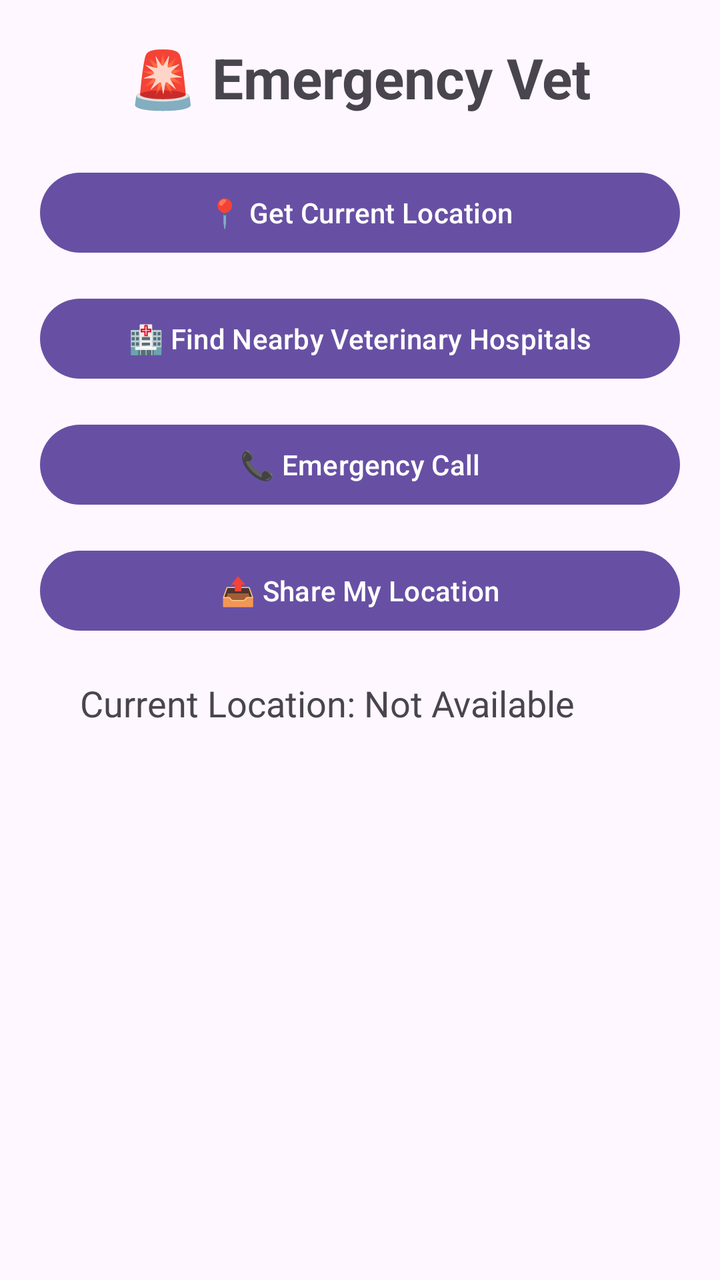
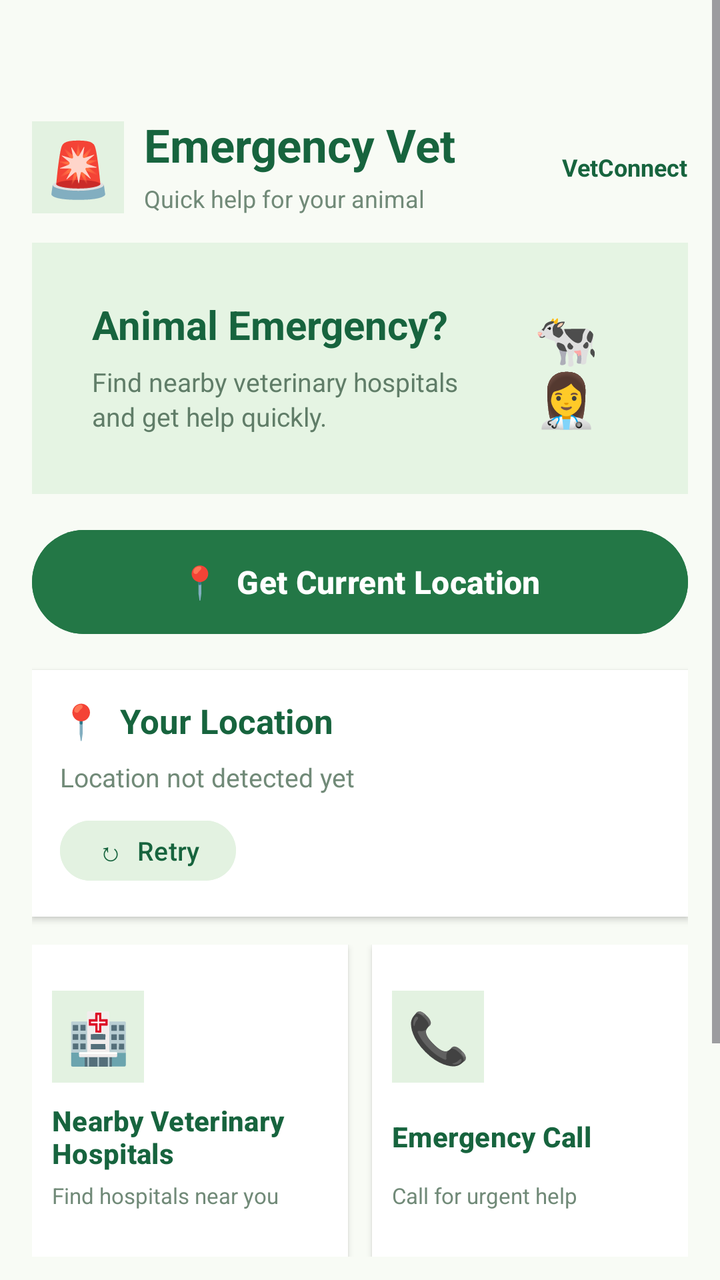

Screens rendered from an Android XML layout before and after an edit, with the pre-edit source and the edit as a unified diff.
<!-- AndroidManifest.xml: application theme Theme.VetConnect -->
<!-- res/layout/activity_emergency_vet.xml -->
<?xml version="1.0" encoding="utf-8"?>
<ScrollView xmlns:android="http://schemas.android.com/apk/res/android"
    android:layout_width="match_parent"
    android:layout_height="match_parent">

    <LinearLayout
        android:layout_width="match_parent"
        android:layout_height="wrap_content"
        android:orientation="vertical"
        android:padding="20dp">

        <TextView
            android:layout_width="wrap_content"
            android:layout_height="wrap_content"
            android:text="🚨 Emergency Vet"
            android:textStyle="bold"
            android:textSize="28sp"
            android:layout_gravity="center"
            android:layout_marginBottom="25dp"/>

        <Button
            android:id="@+id/btnCurrentLocation"
            android:layout_width="match_parent"
            android:layout_height="wrap_content"
            android:text="📍 Get Current Location"/>

        <Button
            android:id="@+id/btnNearbyVets"
            android:layout_width="match_parent"
            android:layout_height="wrap_content"
            android:text="🏥 Find Nearby Veterinary Hospitals"
            android:layout_marginTop="15dp"/>

        <Button
            android:id="@+id/btnEmergencyCall"
            android:layout_width="match_parent"
            android:layout_height="wrap_content"
            android:text="📞 Emergency Call"
            android:layout_marginTop="15dp"/>

        <Button
            android:id="@+id/btnShareLocation"
            android:layout_width="match_parent"
            android:layout_height="wrap_content"
            android:text="📤 Share My Location"
            android:layout_marginTop="15dp"/>

        <TextView
            android:id="@+id/tvLocation"
            android:layout_width="match_parent"
            android:layout_height="wrap_content"
            android:text="Current Location: Not Available"
            android:textSize="18sp"
            android:padding="20dp"/>

    </LinearLayout>

</ScrollView>
<!-- resources referenced by this layout -->
<resources>
  <style name="Theme.VetConnect" parent="Base.Theme.VetConnect" />
  <style name="Base.Theme.VetConnect" parent="Theme.Material3.DayNight.NoActionBar">
  
          <item name="android:statusBarColor">@android:color/transparent</item>
  
          <item name="android:windowLightStatusBar">true</item>
  
      </style>
</resources>

<!-- the commit's change to res/layout/activity_emergency_vet.xml (unified diff, before → after) -->
@@ -1,57 +1,346 @@
 <?xml version="1.0" encoding="utf-8"?>
 <ScrollView xmlns:android="http://schemas.android.com/apk/res/android"
     android:layout_width="match_parent"
-    android:layout_height="match_parent">
+    android:layout_height="match_parent"
+    android:background="#F8FBF5"
+    android:fillViewport="true"
+    android:clipToPadding="false">
 
     <LinearLayout
         android:layout_width="match_parent"
         android:layout_height="wrap_content"
         android:orientation="vertical"
-        android:padding="20dp">
-
-        <TextView
-            android:layout_width="wrap_content"
-            android:layout_height="wrap_content"
-            android:text="🚨 Emergency Vet"
-            android:textStyle="bold"
-            android:textSize="28sp"
-            android:layout_gravity="center"
-            android:layout_marginBottom="25dp"/>
-
+        android:paddingStart="16dp"
+        android:paddingEnd="16dp"
+        android:paddingTop="60dp"
+        android:paddingBottom="1dp">
+
+        
+        <LinearLayout
+            android:layout_width="match_parent"
+            android:layout_height="wrap_content"
+            android:gravity="center_vertical"
+            android:orientation="horizontal"
+            android:paddingBottom="14dp">
+
+            <TextView
+                android:layout_width="46dp"
+                android:layout_height="46dp"
+                android:gravity="center"
+                android:text="🚨"
+                android:textSize="27sp"
+                android:background="#E3F2E1" />
+
+            <LinearLayout
+                android:layout_width="0dp"
+                android:layout_height="wrap_content"
+                android:layout_weight="1"
+                android:orientation="vertical"
+                android:paddingStart="10dp">
+
+                <TextView
+                    android:layout_width="match_parent"
+                    android:layout_height="wrap_content"
+                    android:text="Emergency Vet"
+                    android:textColor="#17643E"
+                    android:textSize="23sp"
+                    android:maxLines="1"
+                    android:includeFontPadding="false"
+                    android:textStyle="bold" />
+
+                <TextView
+                    android:layout_width="match_parent"
+                    android:layout_height="wrap_content"
+                    android:layout_marginTop="4dp"
+                    android:text="Quick help for your animal"
+                    android:textColor="#718A78"
+                    android:textSize="12sp"
+                    android:maxLines="1" />
+
+            </LinearLayout>
+
+            <TextView
+                android:layout_width="wrap_content"
+                android:layout_height="wrap_content"
+                android:text="VetConnect"
+                android:textColor="#17643E"
+                android:textSize="12sp"
+                android:textStyle="bold" />
+
+        </LinearLayout>
+
+        
+        <LinearLayout
+            android:layout_width="match_parent"
+            android:layout_height="wrap_content"
+            android:orientation="horizontal"
+            android:gravity="center_vertical"
+            android:background="#E5F4E3"
+            android:padding="30dp"
+            android:layout_marginBottom="14dp">
+
+            <LinearLayout
+                android:layout_width="0dp"
+                android:layout_height="wrap_content"
+                android:layout_weight="1"
+                android:orientation="vertical">
+
+                <TextView
+                    android:layout_width="match_parent"
+                    android:layout_height="wrap_content"
+                    android:text="Animal Emergency?"
+                    android:textColor="#17643E"
+                    android:textSize="20sp"
+                    android:textStyle="bold"
+                    android:includeFontPadding="false" />
+
+                <TextView
+                    android:layout_width="match_parent"
+                    android:layout_height="wrap_content"
+                    android:layout_marginTop="7dp"
+                    android:text="Find nearby veterinary hospitals and get help quickly."
+                    android:textColor="#607D68"
+                    android:textSize="13sp"
+                    android:lineSpacingExtra="2dp" />
+
+            </LinearLayout>
+
+            <TextView
+                android:layout_width="62dp"
+                android:layout_height="wrap_content"
+                android:gravity="center"
+                android:text="🐄&#10;👩‍⚕️"
+                android:textSize="26sp" />
+
+        </LinearLayout>
+
+        
         <Button
             android:id="@+id/btnCurrentLocation"
             android:layout_width="match_parent"
-            android:layout_height="wrap_content"
-            android:text="📍 Get Current Location"/>
-
-        <Button
-            android:id="@+id/btnNearbyVets"
-            android:layout_width="match_parent"
-            android:layout_height="wrap_content"
-            android:text="🏥 Find Nearby Veterinary Hospitals"
-            android:layout_marginTop="15dp"/>
-
-        <Button
-            android:id="@+id/btnEmergencyCall"
-            android:layout_width="match_parent"
-            android:layout_height="wrap_content"
-            android:text="📞 Emergency Call"
-            android:layout_marginTop="15dp"/>
-
+            android:layout_height="60dp"
+            android:layout_marginBottom="14dp"
+            android:text="📍  Get Current Location"
+            android:textAllCaps="false"
+            android:textSize="16sp"
+            android:textStyle="bold"
+            android:textColor="#FFFFFF"
+            android:backgroundTint="#237746"
+            android:minHeight="0dp"
+            android:padding="8dp"
+            android:stateListAnimator="@null" />
+
+        
+        <LinearLayout
+            android:layout_width="match_parent"
+            android:layout_height="wrap_content"
+            android:orientation="vertical"
+            android:background="#FFFFFF"
+            android:padding="14dp"
+            android:layout_marginBottom="14dp"
+            android:elevation="2dp">
+
+            <TextView
+                android:layout_width="wrap_content"
+                android:layout_height="wrap_content"
+                android:text="📍  Your Location"
+                android:textColor="#17643E"
+                android:textSize="17sp"
+                android:textStyle="bold" />
+
+            <TextView
+                android:id="@+id/tvLocation"
+                android:layout_width="match_parent"
+                android:layout_height="wrap_content"
+                android:layout_marginTop="6dp"
+                android:text="Location not detected yet"
+                android:textColor="#718A78"
+                android:textSize="13sp"
+                android:paddingTop="2dp"
+                android:paddingBottom="2dp" />
+
+            <Button
+                android:id="@+id/btnRetryLocation"
+                android:layout_width="wrap_content"
+                android:layout_height="38dp"
+                android:layout_marginTop="7dp"
+                android:text="↻  Retry"
+                android:textAllCaps="false"
+                android:textSize="13sp"
+                android:textColor="#17643E"
+                android:backgroundTint="#E3F2E1"
+                android:minHeight="0dp"
+                android:paddingStart="18dp"
+                android:paddingEnd="18dp"
+                android:paddingTop="4dp"
+                android:paddingBottom="4dp"
+                android:stateListAnimator="@null" />
+
+        </LinearLayout>
+
+        
+        <LinearLayout
+            android:layout_width="match_parent"
+            android:layout_height="wrap_content"
+            android:orientation="horizontal"
+            android:layout_marginBottom="14dp">
+
+            
+            <LinearLayout
+                android:layout_width="0dp"
+                android:layout_height="156dp"
+                android:layout_weight="1"
+                android:orientation="vertical"
+                android:gravity="center_vertical"
+                android:padding="10dp"
+                android:layout_marginEnd="6dp"
+                android:background="#FFFFFF"
+                android:elevation="2dp">
+
+                <TextView
+                    android:layout_width="46dp"
+                    android:layout_height="46dp"
+                    android:gravity="center"
+                    android:text="🏥"
+                    android:textSize="25sp"
+                    android:background="#E3F2E1" />
+
+                <Button
+                    android:id="@+id/btnNearbyVets"
+                    android:layout_width="match_parent"
+                    android:layout_height="wrap_content"
+                    android:layout_marginTop="5dp"
+                    android:padding="0dp"
+                    android:gravity="start|center_vertical"
+                    android:minHeight="44dp"
+                    android:minWidth="0dp"
+                    android:text="Nearby Veterinary Hospitals"
+                    android:textAllCaps="false"
+                    android:textColor="#17643E"
+                    android:textSize="14sp"
+                    android:textStyle="bold"
+                    android:backgroundTint="#FFFFFF"
+                    android:stateListAnimator="@null" />
+
+                <TextView
+                    android:layout_width="match_parent"
+                    android:layout_height="wrap_content"
+                    android:text="Find hospitals near you"
+                    android:textColor="#718A78"
+                    android:textSize="11sp" />
+
+            </LinearLayout>
+
+            
+            <LinearLayout
+                android:layout_width="0dp"
+                android:layout_height="156dp"
+                android:layout_weight="1"
+                android:orientation="vertical"
+                android:gravity="center_vertical"
+                android:padding="10dp"
+                android:layout_marginStart="6dp"
+                android:background="#FFFFFF"
+                android:elevation="2dp">
+
+                <TextView
+                    android:layout_width="46dp"
+                    android:layout_height="46dp"
+                    android:gravity="center"
+                    android:text="📞"
+                    android:textSize="25sp"
+                    android:background="#E3F2E1" />
+
+                <Button
+                    android:id="@+id/btnEmergencyCall"
+                    android:layout_width="match_parent"
+                    android:layout_height="wrap_content"
+                    android:layout_marginTop="5dp"
+                    android:padding="0dp"
+                    android:gravity="start|center_vertical"
+                    android:minHeight="44dp"
+                    android:minWidth="0dp"
+                    android:text="Emergency Call"
+                    android:textAllCaps="false"
+                    android:textColor="#17643E"
+                    android:textSize="14sp"
+                    android:textStyle="bold"
+                    android:backgroundTint="#FFFFFF"
+                    android:stateListAnimator="@null" />
+
+                <TextView
+                    android:layout_width="match_parent"
+                    android:layout_height="wrap_content"
+                    android:text="Call for urgent help"
+                    android:textColor="#718A78"
+                    android:textSize="11sp" />
+
+            </LinearLayout>
+
+        </LinearLayout>
+
+        
         <Button
             android:id="@+id/btnShareLocation"
             android:layout_width="match_parent"
-            android:layout_height="wrap_content"
-            android:text="📤 Share My Location"
-            android:layout_marginTop="15dp"/>
-
-        <TextView
-            android:id="@+id/tvLocation"
-            android:layout_width="match_parent"
-            android:layout_height="wrap_content"
-            android:text="Current Location: Not Available"
-            android:textSize="18sp"
-            android:padding="20dp"/>
+            android:layout_height="60dp"
+            android:layout_marginBottom="14dp"
+            android:text="📍  Share My Location"
+            android:textAllCaps="false"
+            android:textSize="16sp"
+            android:textStyle="bold"
+            android:textColor="#17643E"
+            android:backgroundTint="#DFF0DC"
+            android:minHeight="0dp"
+            android:padding="8dp"
+            android:stateListAnimator="@null" />
+
+
+        
+
+
+        
+        <LinearLayout
+            android:layout_width="match_parent"
+            android:layout_height="wrap_content"
+            android:orientation="horizontal"
+            android:gravity="center_vertical"
+            android:padding="13dp"
+            android:background="#E5F4E3">
+
+            <TextView
+                android:layout_width="42dp"
+                android:layout_height="42dp"
+                android:gravity="center"
+                android:text="🐾"
+                android:textSize="25sp" />
+
+            <LinearLayout
+                android:layout_width="0dp"
+                android:layout_height="wrap_content"
+                android:layout_weight="1"
+                android:orientation="vertical"
+                android:paddingStart="50dp">
+
+                <TextView
+                    android:layout_width="match_parent"
+                    android:layout_height="wrap_content"
+                    android:text="Together for healthier animals"
+                    android:textColor="#17643E"
+                    android:textSize="14sp"
+                    android:textStyle="bold" />
+
+                <TextView
+                    android:layout_width="match_parent"
+                    android:layout_height="wrap_content"
+                    android:layout_marginTop="3dp"
+                    android:text="Emergency care. Anytime. Anywhere."
+                    android:textColor="#607D68"
+                    android:textSize="11sp" />
+
+            </LinearLayout>
+
+        </LinearLayout>
 
     </LinearLayout>
 
